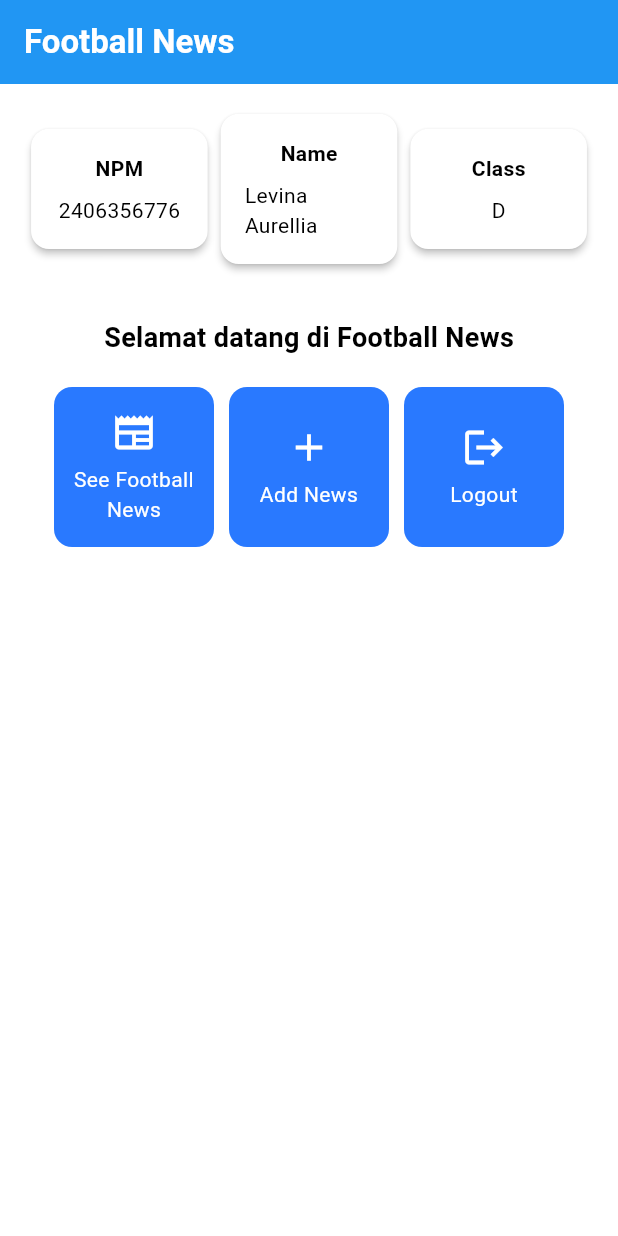
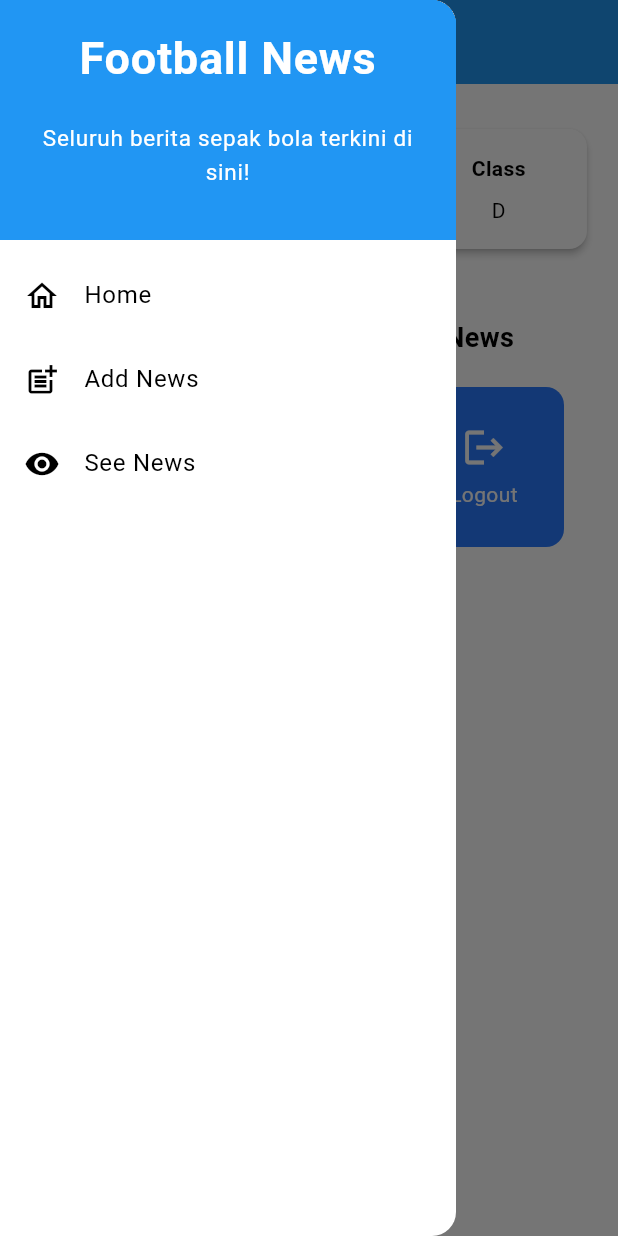
Before and after one commit to levinaaurellia/football-news-mobile, a Flutter app: the screen it shows after launch, with the side drawer open (before the commit the screen has no drawer), on a phone screen of 412 x 824 dp. Run offline on Flutter 3.47's test engine with Material 3 defaults, Android fonts, the phone set to English and light mode, and no system bars.

Commit message:
tutorial 7 selesai

```diff
--- a/lib/main.dart
+++ b/lib/main.dart
@@ -1,5 +1,5 @@
 import 'package:flutter/material.dart';
-import 'package:football_news/menu.dart';
+import 'package:football_news/screens/menu.dart';
 
 void main() {
   runApp(const MyApp());
--- a/lib/menu.dart
+++ b/lib/screens/menu.dart
@@ -1,4 +1,7 @@
 import 'package:flutter/material.dart';
+import 'package:football_news/widgets/left_drawer.dart';
+import 'package:football_news/widgets/news_card.dart';
+
 
 /// Halaman utama
 class MyHomePage extends StatelessWidget {
@@ -29,6 +32,7 @@ class MyHomePage extends StatelessWidget {
         ),
         backgroundColor: Theme.of(context).colorScheme.primary,
       ),
+      drawer: LeftDrawer(),
       body: Padding(
         padding: const EdgeInsets.all(16.0),
         child: Column(
@@ -118,47 +122,3 @@ class ItemHomepage {
 
   ItemHomepage(this.name, this.icon);
 }
-
-/// Kartu tombol dengan ikon
-class ItemCard extends StatelessWidget {
-  final ItemHomepage item;
-  const ItemCard(this.item, {super.key});
-
-  @override
-  Widget build(BuildContext context) {
-    return Material(
-      color: Theme.of(context).colorScheme.secondary,
-      borderRadius: BorderRadius.circular(12),
-      child: InkWell(
-        onTap: () {
-          ScaffoldMessenger.of(context)
-            ..hideCurrentSnackBar()
-            ..showSnackBar(
-              SnackBar(content: Text("Kamu telah menekan tombol ${item.name}!")),
-            );
-        },
-        child: Container(
-          padding: const EdgeInsets.all(8),
-          child: Center(
-            child: Column(
-              mainAxisAlignment: MainAxisAlignment.center,
-              children: [
-                Icon(
-                    item.icon,
-                    color: Colors.white,
-                    size: 30
-                ),
-                const Padding(padding: EdgeInsets.all(3)),
-                Text(
-                  item.name,
-                  textAlign: TextAlign.center,
-                  style: const TextStyle(color: Colors.white),
-                ),
-              ],
-            ),
-          ),
-        ),
-      ),
-    );
-  }
-}
--- /dev/null
+++ b/lib/widgets/left_drawer.dart
@@ -0,0 +1,85 @@
+import 'package:flutter/material.dart';
+import 'package:football_news/screens/menu.dart';
+import 'package:football_news/screens/newslist_form.dart';
+
+class LeftDrawer extends StatelessWidget {
+  const LeftDrawer({super.key});
+
+  @override
+  Widget build(BuildContext context) {
+    return Drawer(
+      child: ListView(
+        children: [
+          const DrawerHeader(
+            decoration: BoxDecoration(
+              color: Colors.blue,
+            ),
+            child: Column(
+              children: [
+                Text(
+                  'Football News',
+                  textAlign: TextAlign.center,
+                  style: TextStyle(
+                    fontSize: 30,
+                    fontWeight: FontWeight.bold,
+                    color: Colors.white,
+                  ),
+                ),
+                Padding(padding: EdgeInsets.all(10)),
+                Text(
+                  "Seluruh berita sepak bola terkini di sini!",
+                  textAlign: TextAlign.center,
+                  style: TextStyle(
+                    fontSize: 15,
+                    color: Colors.white,
+                    fontWeight: FontWeight.normal,
+                  ),
+                ),
+              ],
+            ),
+          ),
+
+          ListTile(
+            leading: const Icon(Icons.home_outlined),
+            title: const Text('Home'),
+            // Bagian redirection ke MyHomePage
+            onTap: () {
+              Navigator.pushReplacement(
+                  context,
+                  MaterialPageRoute(
+                    builder: (context) => MyHomePage(),
+                  ));
+            },
+          ),
+          ListTile(
+            leading: const Icon(Icons.post_add),
+            title: const Text('Add News'),
+            // Bagian redirection ke NewsFormPage
+            onTap: () {
+              Navigator.pushReplacement(
+                  context,
+                  MaterialPageRoute(
+                    builder: (context) => NewsFormPage(),
+                  ));
+            },
+          ),
+          // TODO: Buat ListTile baru untuk ke halaman melihat news
+          ListTile(
+            leading: const Icon(Icons.remove_red_eye_sharp),
+            title: const Text('See News'),
+            onTap: () {
+              Navigator.pushReplacement(
+                  context,
+                  MaterialPageRoute(
+                    builder: (context) => MyHomePage(), // TBC
+                  ));
+            },
+          ),
+
+
+
+        ],
+      ),
+    );
+  }
+}
--- /dev/null
+++ b/lib/widgets/news_card.dart
@@ -0,0 +1,52 @@
+import 'package:flutter/material.dart';
+import 'package:football_news/screens/menu.dart';
+import 'package:football_news/screens/newslist_form.dart';
+
+
+class ItemCard extends StatelessWidget {
+  final ItemHomepage item;
+  const ItemCard(this.item, {super.key});
+
+  @override
+  Widget build(BuildContext context) {
+    return Material(
+      color: Theme.of(context).colorScheme.secondary,
+      borderRadius: BorderRadius.circular(12),
+      child: InkWell(
+        onTap: () {
+          ScaffoldMessenger.of(context)
+            ..hideCurrentSnackBar()
+            ..showSnackBar(
+              SnackBar(content: Text("Kamu telah menekan tombol ${item.name}!")),
+            );
+          // Navigate ke route yang sesuai (tergantung jenis tombol)
+          if (item.name == "Tambah Berita") {
+            Navigator.push(context,
+                MaterialPageRoute(builder: (context) => const NewsFormPage()));
+          }
+        },
+        child: Container(
+          padding: const EdgeInsets.all(8),
+          child: Center(
+            child: Column(
+              mainAxisAlignment: MainAxisAlignment.center,
+              children: [
+                Icon(
+                    item.icon,
+                    color: Colors.white,
+                    size: 30
+                ),
+                const Padding(padding: EdgeInsets.all(3)),
+                Text(
+                  item.name,
+                  textAlign: TextAlign.center,
+                  style: const TextStyle(color: Colors.white),
+                ),
+              ],
+            ),
+          ),
+        ),
+      ),
+    );
+  }
+}
```
Also changed, not shown: form_sample/analysis_options.yaml (added, +28 -0 lines), form_sample/lib/main.dart (added, +64 -0 lines), form_sample/pubspec.yaml (added, +89 -0 lines), lib/screens/newslist_form.dart (added, +217 -0 lines), form_sample/pubspec.lock (added), 124 other files.
